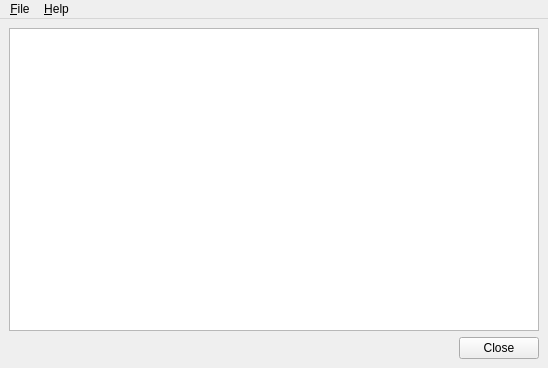
Qt form src/mainwindow.ui (lxqt/lxqt-config) before a commit.
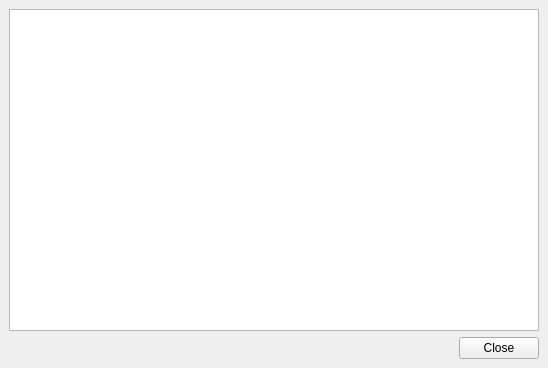
The same form after that commit.

Commit message: config: remove toolbars

Patch:
```diff
--- a/src/mainwindow.ui
+++ b/src/mainwindow.ui
@@ -37,46 +37,6 @@
     </item>
    </layout>
   </widget>
-  <widget class="QMenuBar" name="menubar">
-   <property name="geometry">
-    <rect>
-     <x>0</x>
-     <y>0</y>
-     <width>548</width>
-     <height>25</height>
-    </rect>
-   </property>
-   <widget class="QMenu" name="menu_File">
-    <property name="title">
-     <string>&amp;File</string>
-    </property>
-    <addaction name="action_Quit"/>
-   </widget>
-   <widget class="QMenu" name="menuHelp">
-    <property name="title">
-     <string>&amp;Help</string>
-    </property>
-    <addaction name="action_About"/>
-    <addaction name="actionAbout_Qt"/>
-   </widget>
-   <addaction name="menu_File"/>
-   <addaction name="menuHelp"/>
-  </widget>
-  <action name="action_Quit">
-   <property name="text">
-    <string>&amp;Quit</string>
-   </property>
-  </action>
-  <action name="action_About">
-   <property name="text">
-    <string>&amp;About...</string>
-   </property>
-  </action>
-  <action name="actionAbout_Qt">
-   <property name="text">
-    <string>About &amp;Qt...</string>
-   </property>
-  </action>
  </widget>
  <resources/>
  <connections>
```
The commit also changes 2 other files.
